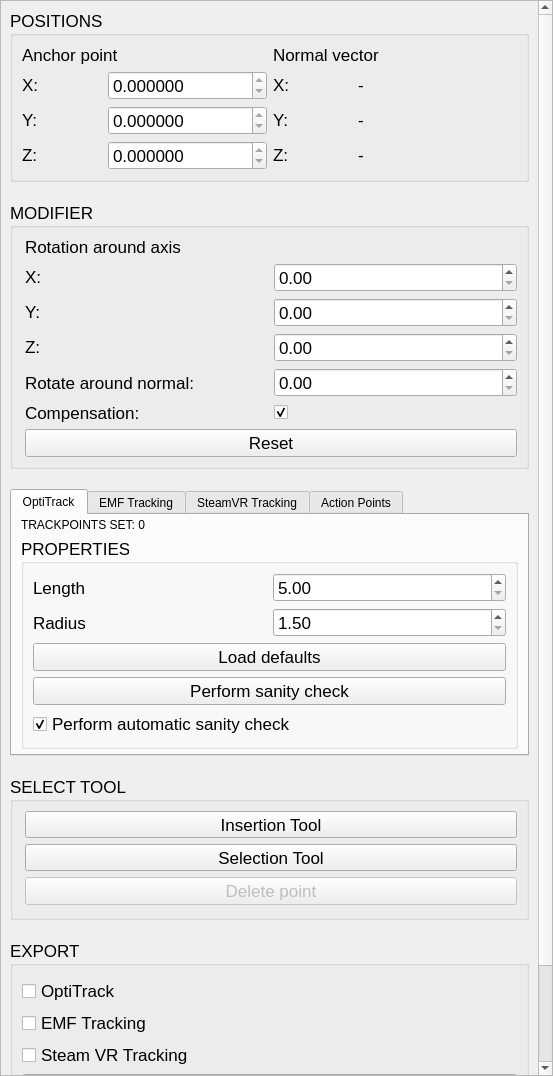
Qt form trackpoint-app/gui/EditWidget.ui (Dominik-Schoen/TrackItPipe) before a commit.
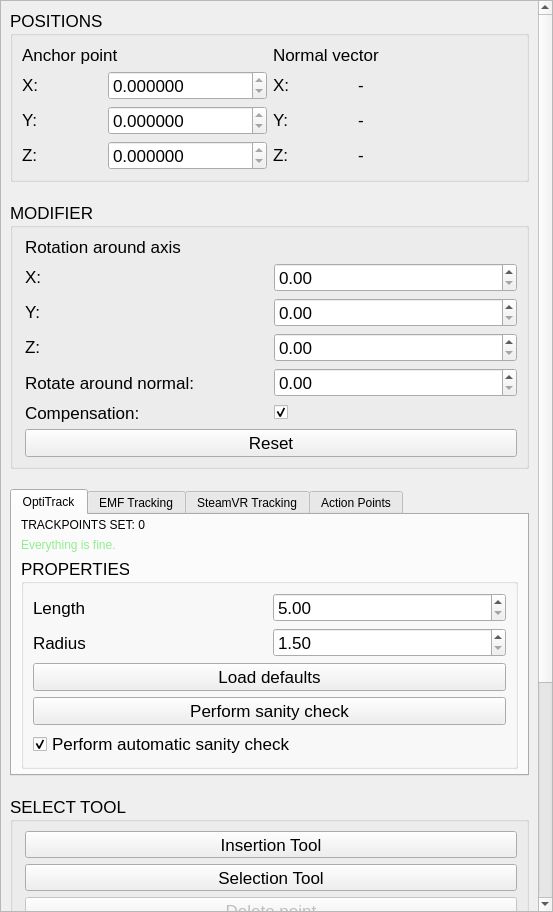
The same form after that commit.

What changed in the file:
```diff
--- a/trackpoint-app/gui/EditWidget.ui
+++ b/trackpoint-app/gui/EditWidget.ui
@@ -7,7 +7,7 @@
     <x>0</x>
     <y>0</y>
     <width>553</width>
-    <height>1076</height>
+    <height>912</height>
    </rect>
   </property>
   <property name="windowTitle">
@@ -40,7 +40,7 @@
         <x>0</x>
         <y>0</y>
         <width>551</width>
-        <height>1090</height>
+        <height>1114</height>
        </rect>
       </property>
       <layout class="QVBoxLayout" name="verticalLayout_7">
@@ -446,6 +446,9 @@
            <verstretch>0</verstretch>
           </sizepolicy>
          </property>
+         <property name="styleSheet">
+          <string notr="true"/>
+         </property>
          <property name="currentIndex">
           <number>0</number>
          </property>
@@ -467,6 +470,22 @@
              </property>
             </widget>
            </item>
+           <item>
+            <widget class="QLabel" name="optiTrackCheck">
+             <property name="styleSheet">
+              <string notr="true">color: lightgreen</string>
+             </property>
+             <property name="text">
+              <string>Everything is fine.</string>
+             </property>
+             <property name="margin">
+              <number>0</number>
+             </property>
+             <property name="indent">
+              <number>-1</number>
+             </property>
+            </widget>
+           </item>
            <item>
             <widget class="QGroupBox" name="optiTrackProperties">
              <property name="font">
```
Left out of the diff: 20 changed lines with no effect on the pictures.
